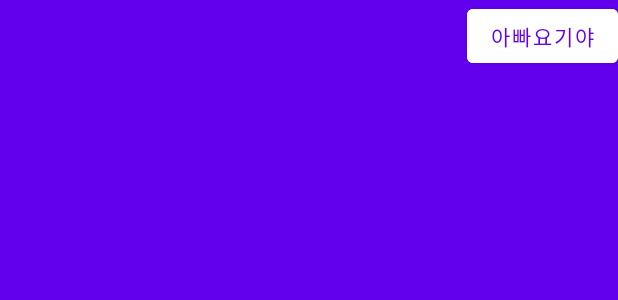
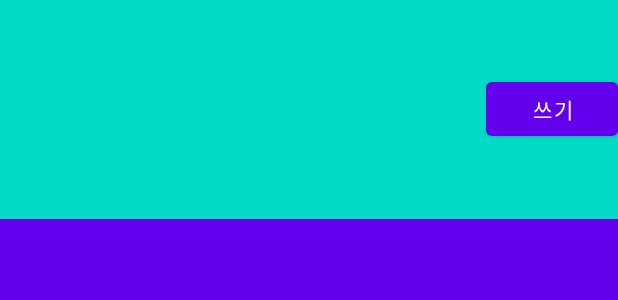
Before and after one commit to Nexters/mytine-android, an Android app: the layout fragment_home.xml on its own in the app's theme, with its tools: preview values and no code run, on a phone screen of 412 x 824 dp. Shown: the top 300 px of the screen. Run offline under Robolectric (Android 15) with nearby library versions, the phone set to English and light mode, and no system bars.

Commit message:
refactor: 홈 뷰 정리

```diff
--- a/app/src/main/java/com/nexters/mytine/ui/home/icongroup/IconGroupAdapter.kt
+++ b/app/src/main/java/com/nexters/mytine/ui/home/icongroup/IconGroupAdapter.kt
@@ -4,15 +4,15 @@ import androidx.databinding.ViewDataBinding
 import com.nexters.mytine.R
 import com.nexters.mytine.base.recyclerview.BaseListAdapter
 import com.nexters.mytine.base.recyclerview.BaseViewHolder
-import com.nexters.mytine.databinding.ItemHomeRoutineGroupIconGroupBinding
+import com.nexters.mytine.databinding.ItemHomeIconGroupBinding
 import com.nexters.mytine.ui.home.HomeViewModel
 
 internal class IconGroupAdapter : BaseListAdapter<IconGroupItem>() {
     override fun getItemViewTypeByItem(item: IconGroupItem): Int {
-        return R.layout.item_home_routine_group_icon_group
+        return R.layout.item_home_icon_group
     }
 
     override fun createViewHolder(binding: ViewDataBinding, viewType: Int): BaseViewHolder<IconGroupItem> {
-        return IconGroupViewHolder(binding as ItemHomeRoutineGroupIconGroupBinding, viewModel as HomeViewModel)
+        return IconGroupViewHolder(binding as ItemHomeIconGroupBinding, viewModel as HomeViewModel)
     }
 }
--- a/app/src/main/java/com/nexters/mytine/ui/home/icongroup/IconGroupItem.kt
+++ b/app/src/main/java/com/nexters/mytine/ui/home/icongroup/IconGroupItem.kt
@@ -3,4 +3,4 @@ package com.nexters.mytine.ui.home.icongroup
 import com.nexters.mytine.base.recyclerview.BaseItem
 import com.nexters.mytine.ui.home.icongroup.icon.IconItem
 
-internal class IconGroupItem(val icons: List<IconItem>, override val itemId: String = icons.first().icon.id) : BaseItem
+internal class IconGroupItem(val icons: List<IconItem>, override val itemId: String = icons.first().routine.id) : BaseItem
--- a/app/src/main/java/com/nexters/mytine/ui/home/icongroup/IconGroupViewHolder.kt
+++ b/app/src/main/java/com/nexters/mytine/ui/home/icongroup/IconGroupViewHolder.kt
@@ -2,12 +2,12 @@ package com.nexters.mytine.ui.home.icongroup
 
 import androidx.recyclerview.widget.GridLayoutManager
 import com.nexters.mytine.base.recyclerview.BaseViewHolder
-import com.nexters.mytine.databinding.ItemHomeRoutineGroupIconGroupBinding
+import com.nexters.mytine.databinding.ItemHomeIconGroupBinding
 import com.nexters.mytine.ui.home.HomeViewModel
 import com.nexters.mytine.ui.home.icongroup.icon.IconAdapter
 
 internal class IconGroupViewHolder(
-    val binding: ItemHomeRoutineGroupIconGroupBinding,
+    val binding: ItemHomeIconGroupBinding,
     val viewModel: HomeViewModel
 ) : BaseViewHolder<IconGroupItem>(binding) {
     companion object {
--- a/app/src/main/java/com/nexters/mytine/ui/home/week/WeekAdapter.kt
+++ b/app/src/main/java/com/nexters/mytine/ui/home/week/WeekAdapter.kt
@@ -5,6 +5,6 @@ import com.nexters.mytine.base.recyclerview.BaseListAdapter
 
 internal class WeekAdapter : BaseListAdapter<WeekItem>() {
     override fun getItemViewTypeByItem(item: WeekItem): Int {
-        return R.layout.item_home_routine_group_week
+        return R.layout.item_home_week
     }
 }
--- a/app/src/main/res/layout/fragment_home.xml
+++ b/app/src/main/res/layout/fragment_home.xml
@@ -9,41 +9,95 @@
             type="com.nexters.mytine.ui.home.HomeViewModel" />
     </data>
 
-    <androidx.constraintlayout.widget.ConstraintLayout
+    <androidx.coordinatorlayout.widget.CoordinatorLayout
         android:layout_width="match_parent"
         android:layout_height="match_parent"
         android:background="@color/colorPrimary">
 
+        <com.google.android.material.appbar.AppBarLayout
+            android:id="@+id/appbar"
+            android:layout_width="match_parent"
+            android:layout_height="wrap_content"
+            android:background="@color/white"
+            app:elevation="0dp"
+            app:paddingTopSystemWindowInsets="@{true}">
+
+            <com.google.android.material.appbar.CollapsingToolbarLayout
+                android:id="@+id/collapsing_toolbar"
+                android:layout_width="match_parent"
+                android:layout_height="wrap_content"
+                app:layout_scrollFlags="scroll|exitUntilCollapsed">
+
                 <androidx.constraintlayout.widget.ConstraintLayout
-            android:id="@+id/top_layout"
                     android:layout_width="match_parent"
-            android:layout_height="120dp"
+                    android:layout_height="wrap_content"
+                    android:paddingTop="146dp"
+                    app:layout_collapseMode="parallax">
+
+                    <androidx.recyclerview.widget.RecyclerView
+                        android:id="@+id/rv_icon_group"
+                        android:layout_width="0dp"
+                        android:layout_height="wrap_content"
                         app:layout_constraintEnd_toEndOf="parent"
                         app:layout_constraintStart_toStartOf="parent"
-            app:layout_constraintTop_toTopOf="parent"
-            app:paddingTopSystemWindowInsets="@{true}">
+                        app:layout_constraintTop_toTopOf="parent" />
+
+                </androidx.constraintlayout.widget.ConstraintLayout>
+
+                <androidx.appcompat.widget.Toolbar
+                    android:id="@+id/toolbar"
+                    android:layout_width="match_parent"
+                    android:layout_height="146dp"
+                    android:background="@color/colorAccent"
+                    android:contentInsetStart="0dp"
+                    android:contentInsetLeft="0dp"
+                    android:contentInsetEnd="0dp"
+                    android:contentInsetRight="0dp"
+                    app:contentInsetEnd="0dp"
+                    app:contentInsetLeft="0dp"
+                    app:contentInsetRight="0dp"
+                    app:contentInsetStart="0dp"
+                    app:contentInsetStartWithNavigation="0dp"
+                    app:layout_collapseMode="pin">
+
+                    <androidx.constraintlayout.widget.ConstraintLayout
+                        android:layout_width="match_parent"
+                        android:layout_height="wrap_content">
 
                         <Button
+                            android:id="@+id/btn_write"
                             android:layout_width="wrap_content"
                             android:layout_height="wrap_content"
-                android:backgroundTint="@color/white"
+                            android:layout_alignParentEnd="true"
                             android:onClick="@{() -> viewModel.onClickWrite()}"
-                android:text="아빠요기야"
-                android:textColor="@color/colorPrimary"
+                            android:text="쓰기"
                             app:layout_constraintEnd_toEndOf="parent"
                             app:layout_constraintTop_toTopOf="parent" />
+
+                        <androidx.recyclerview.widget.RecyclerView
+                            android:id="@+id/rv_week"
+                            android:layout_width="0dp"
+                            android:layout_height="wrap_content"
+                            app:layout_constraintEnd_toEndOf="parent"
+                            app:layout_constraintStart_toStartOf="parent"
+                            app:layout_constraintTop_toBottomOf="@+id/btn_write" />
+
                     </androidx.constraintlayout.widget.ConstraintLayout>
+
+                </androidx.appcompat.widget.Toolbar>
+            </com.google.android.material.appbar.CollapsingToolbarLayout>
+
+
+        </com.google.android.material.appbar.AppBarLayout>
+
 
         <androidx.recyclerview.widget.RecyclerView
             android:id="@+id/rv_routine"
-            android:layout_width="0dp"
-            android:layout_height="0dp"
-            app:paddingBottomSystemWindowInsets="@{true}"
+            android:layout_width="match_parent"
+            android:layout_height="match_parent"
             android:clipToPadding="false"
-            app:layout_constraintBottom_toBottomOf="parent"
-            app:layout_constraintEnd_toEndOf="parent"
-            app:layout_constraintStart_toStartOf="parent"
-            app:layout_constraintTop_toBottomOf="@id/top_layout" />
+            app:layout_behavior="@string/appbar_scrolling_view_behavior"
+            app:paddingBottomSystemWindowInsets="@{true}" />
 
-    </androidx.constraintlayout.widget.ConstraintLayout>
+    </androidx.coordinatorlayout.widget.CoordinatorLayout>
 </layout>
--- a/app/src/main/res/layout/item_home_routine_group_icon_group.xml
+++ b/app/src/main/res/layout/item_home_icon_group.xml
@@ -14,13 +14,14 @@
     </data>
 
     <androidx.constraintlayout.widget.ConstraintLayout
-        android:layout_width="wrap_content"
+        android:layout_width="match_parent"
         android:layout_height="wrap_content">
 
         <androidx.recyclerview.widget.RecyclerView
             android:id="@+id/rv_icon"
-            android:layout_width="match_parent"
+            android:layout_width="0dp"
             android:layout_height="wrap_content"
+            app:layout_constraintEnd_toEndOf="parent"
             app:layout_constraintStart_toStartOf="parent"
             app:layout_constraintTop_toTopOf="parent" />
 
```
Also changed, not shown: app/src/main/java/com/nexters/mytine/ui/home/HomeAdapter.kt (+0 -14 lines), app/src/main/java/com/nexters/mytine/ui/home/HomeFragment.kt (+32 -10 lines), app/src/main/java/com/nexters/mytine/ui/home/HomeItems.kt (+0 -7 lines), app/src/main/java/com/nexters/mytine/ui/home/HomeViewModel.kt (+28 -11 lines), app/src/main/java/com/nexters/mytine/ui/home/RoutineGroupViewHolder.kt (deleted, +0 -45 lines), app/src/main/java/com/nexters/mytine/ui/home/icongroup/icon/IconAdapter.kt (+1 -9 lines), app/src/main/java/com/nexters/mytine/ui/home/icongroup/icon/IconItem.kt (+6 -1 lines), app/src/main/java/com/nexters/mytine/ui/home/icongroup/icon/IconViewHolder.kt (deleted, +0 -18 lines), app/src/main/java/com/nexters/mytine/utils/databinding/BindingAdapter.kt (added, +10 -0 lines), app/src/main/res/layout/item_home_icon_group_icon.xml (renamed from app/src/main/res/layout/item_home_routine_group.xml, +8 -14 lines), app/src/main/res/layout/item_home_routine_group_week.xml (deleted, +0 -30 lines), app/src/main/res/layout/item_home_week.xml (renamed from app/src/main/res/layout/item_home_routine_group_icon_group_icon.xml, +8 -6 lines). Lines whose indentation alone changed are shown as unchanged.
